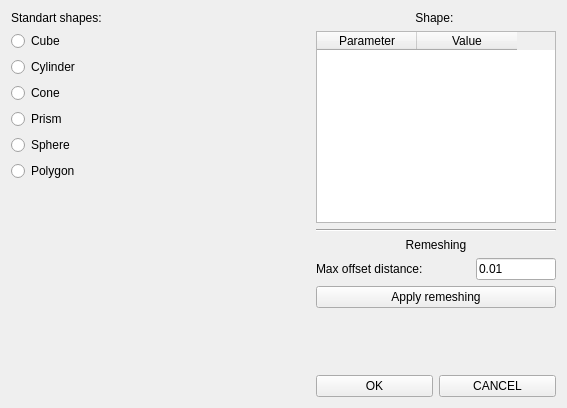
Old version of the form UI/standartshape.ui in the repository bakeryproducts/ConstructorM4.
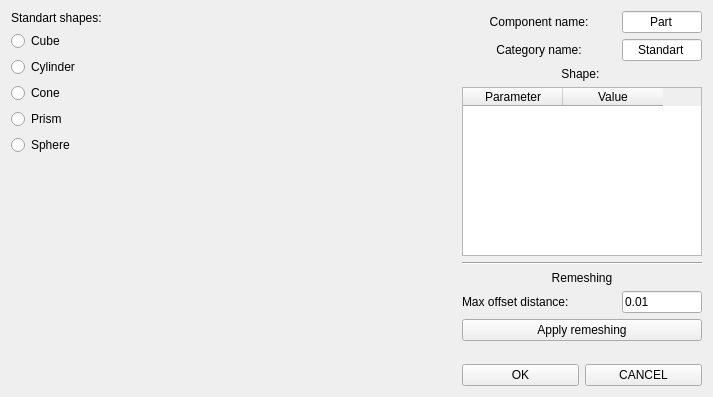
New version of the form.

Commit message: 1.add custom category for each type of object 2.VBO deleting become clear: clearup glwidget, delete vbo with __del__ : del(vbo)or vbo.delete 3. debugging

What changed in the file:
```diff
--- a/UI/standartshape.ui
+++ b/UI/standartshape.ui
@@ -6,8 +6,8 @@
    <rect>
     <x>0</x>
     <y>0</y>
-    <width>567</width>
-    <height>408</height>
+    <width>713</width>
+    <height>397</height>
    </rect>
   </property>
   <property name="windowTitle">
@@ -58,13 +58,6 @@
        </property>
       </widget>
      </item>
-     <item>
-      <widget class="QRadioButton" name="rdb_poly">
-       <property name="text">
-        <string>Polygon</string>
-       </property>
-      </widget>
-     </item>
      <item>
       <spacer name="verticalSpacer">
        <property name="orientation">
@@ -92,6 +85,78 @@
    </item>
    <item>
     <layout class="QVBoxLayout" name="verticalLayout_2">
+     <item>
+      <layout class="QHBoxLayout" name="horizontalLayout_4">
+       <item>
+        <widget class="QLabel" name="label_6">
+         <property name="text">
+          <string>Component name:</string>
+         </property>
+         <property name="alignment">
+          <set>Qt::AlignCenter</set>
+         </property>
+        </widget>
+       </item>
+       <item>
+        <widget class="QLineEdit" name="ln_name">
+         <property name="sizePolicy">
+          <sizepolicy hsizetype="Minimum" vsizetype="Fixed">
+           <horstretch>0</horstretch>
+           <verstretch>0</verstretch>
+          </sizepolicy>
+         </property>
+         <property name="maximumSize">
+          <size>
+           <width>80</width>
+           <height>16777215</height>
+          </size>
+         </property>
+         <property name="text">
+          <string>Part</string>
+         </property>
+         <property name="alignment">
+          <set>Qt::AlignCenter</set>
+         </property>
+        </widget>
+       </item>
+      </layout>
+     </item>
+     <item>
+      <layout class="QHBoxLayout" name="horizontalLayout_5">
+       <item>
+        <widget class="QLabel" name="label_5">
+         <property name="text">
+          <string>Category name:</string>
+         </property>
+         <property name="alignment">
+          <set>Qt::AlignCenter</set>
+         </property>
+        </widget>
+       </item>
+       <item>
+        <widget class="QLineEdit" name="ln_cat">
+         <property name="sizePolicy">
+          <sizepolicy hsizetype="Minimum" vsizetype="Fixed">
+           <horstretch>0</horstretch>
+           <verstretch>0</verstretch>
+          </sizepolicy>
+         </property>
+         <property name="maximumSize">
+          <size>
+           <width>80</width>
+           <height>16777215</height>
+          </size>
+         </property>
+         <property name="text">
+          <string>Standart</string>
+         </property>
+         <property name="alignment">
+          <set>Qt::AlignCenter</set>
+         </property>
+        </widget>
+       </item>
+      </layout>
+     </item>
      <item>
       <widget class="QLabel" name="label">
        <property name="text">
```
The commit also changes 21 other files.
